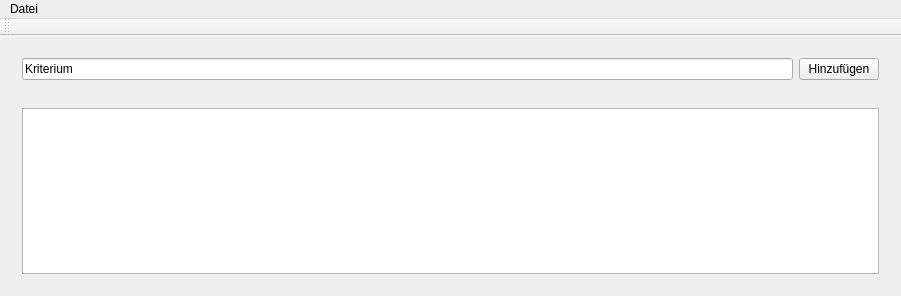
Qt form ui/ahpMainWindow.ui (m0gg/ahp-qt5) before a commit.
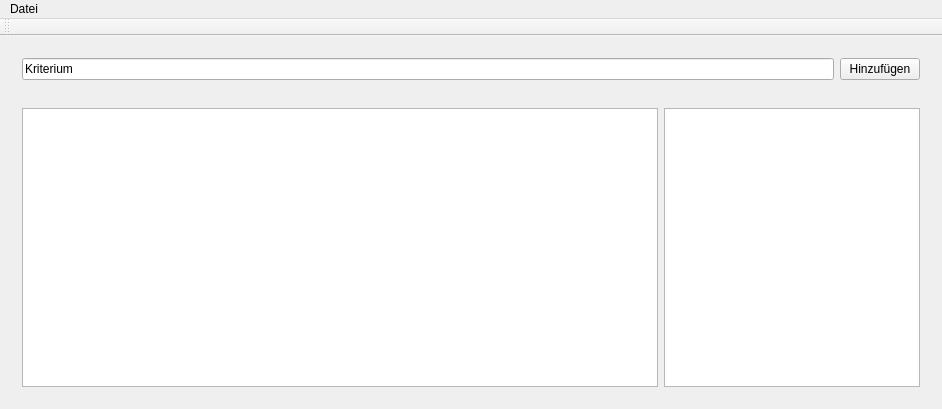
The same form after that commit.

Patch:
```diff
--- a/ui/ahpMainWindow.ui
+++ b/ui/ahpMainWindow.ui
@@ -6,8 +6,8 @@
    <rect>
     <x>0</x>
     <y>0</y>
-    <width>901</width>
-    <height>296</height>
+    <width>942</width>
+    <height>409</height>
    </rect>
   </property>
   <property name="windowTitle">
@@ -55,10 +55,20 @@
        </item>
        <item>
         <widget class="QWidget" name="cGrid" native="true">
-         <layout class="QVBoxLayout" name="verticalLayout_3">
+         <layout class="QHBoxLayout" name="horizontalLayout_2">
           <item>
            <widget class="QTableView" name="cTableView"/>
           </item>
+          <item>
+           <widget class="QListView" name="cValueTable">
+            <property name="sizePolicy">
+             <sizepolicy hsizetype="Preferred" vsizetype="Expanding">
+              <horstretch>0</horstretch>
+              <verstretch>0</verstretch>
+             </sizepolicy>
+            </property>
+           </widget>
+          </item>
          </layout>
         </widget>
        </item>
@@ -72,7 +82,7 @@
     <rect>
      <x>0</x>
      <y>0</y>
-     <width>901</width>
+     <width>942</width>
      <height>25</height>
     </rect>
    </property>
```
Left out of the diff: 4 changed lines with no effect on the pictures.
